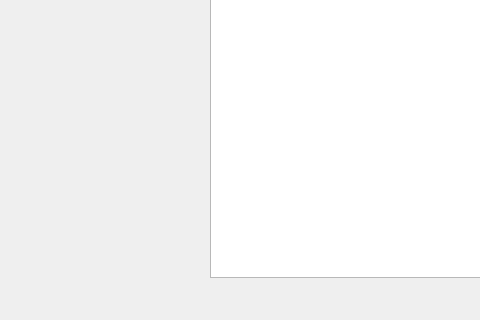
The window that src/raw_gui_latest.ui (MikEfraim/python-mongodb-cv-with-gui) describes before a commit, drawn with Qt 5; both pictures show x 0 to 480 and y 543 to 863 of the 757 by 863 pixel window.
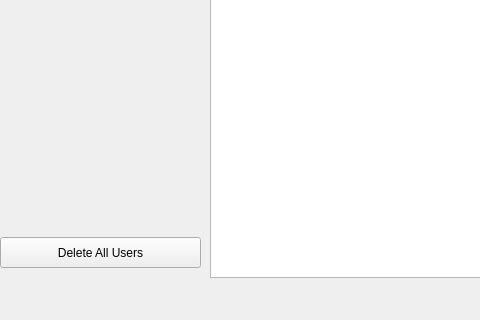
The same window after the commit.

```diff
--- a/src/raw_gui_latest.ui
+++ b/src/raw_gui_latest.ui
@@ -112,6 +112,22 @@
      <string>Insert name here</string>
     </property>
    </widget>
+   <widget class="QPushButton" name="PushButton_DeleteAllUsers">
+    <property name="enabled">
+     <bool>true</bool>
+    </property>
+    <property name="geometry">
+     <rect>
+      <x>0</x>
+      <y>780</y>
+      <width>201</width>
+      <height>31</height>
+     </rect>
+    </property>
+    <property name="text">
+     <string>Delete All Users</string>
+    </property>
+   </widget>
   </widget>
   <widget class="QMenuBar" name="menubar">
    <property name="geometry">
```
